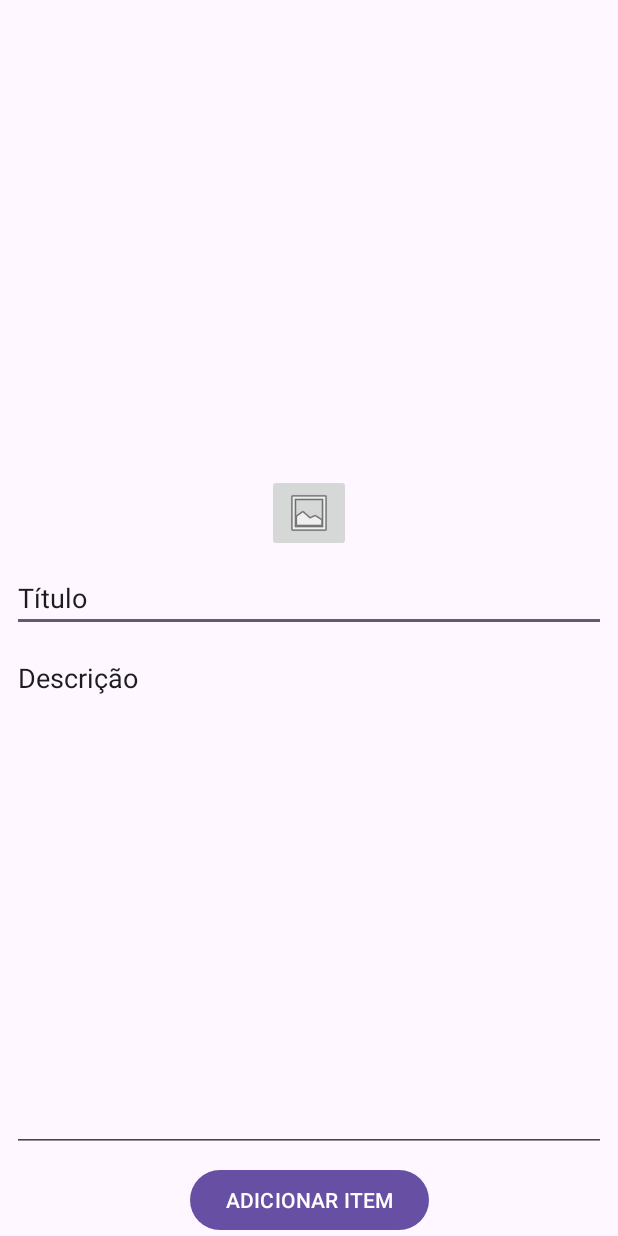
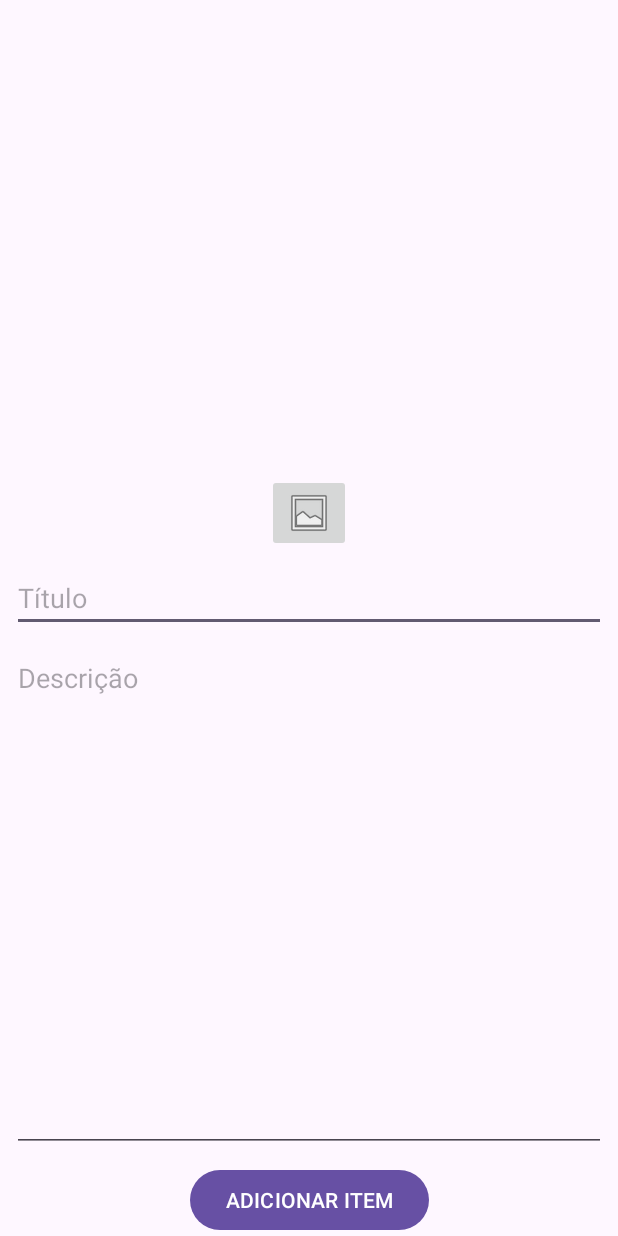
Before and after one commit to Samara0909/Lista, an Android app: the screen it shows after launch (NewItemActivity), after a tap on an icon or button, on a phone screen of 412 x 824 dp. Run offline under Robolectric (Android 15) with nearby library versions, the phone set to English and light mode, and no system bars.

```diff
--- a/app/src/main/java/tavares/samara/lista/lista/activity/MainActivity.java
+++ b/app/src/main/java/tavares/samara/lista/lista/activity/MainActivity.java
@@ -23,58 +23,78 @@ import tavares.samara.lista.R;
 import tavares.samara.lista.lista.adapter.MyAdapter;
 import tavares.samara.lista.lista.model.MyItem;
 
+import android.app.Activity;
+import android.content.Intent;
+import android.os.Bundle;
+import android.view.View;
+
+import androidx.activity.EdgeToEdge;
+import androidx.appcompat.app.AppCompatActivity;
+import androidx.core.graphics.Insets;
+import androidx.core.view.ViewCompat;
+import androidx.core.view.WindowInsetsCompat;
+import androidx.recyclerview.widget.DividerItemDecoration;
+import androidx.recyclerview.widget.LinearLayoutManager;
+import androidx.recyclerview.widget.RecyclerView;
+
+import com.google.android.material.floatingactionbutton.FloatingActionButton;
+
+import java.util.ArrayList;
+import java.util.List;
+
+import tavares.samara.lista.R;
+import tavares.samara.lista.lista.adapter.MyAdapter;
+import tavares.samara.lista.lista.model.MyItem;
+
 public class MainActivity extends AppCompatActivity {
-    static int NEW_ITEM_REQUEST =1;
-    List<MyItem> itens = new ArrayList<>();
+    static int NEW_ITEM_REQUEST =1; //identifica a requisição de novo item
+    List<MyItem> itens = new ArrayList<>(); // lista de itens- MyItem
 
-    MyAdapter myAdapter;
+    MyAdapter myAdapter; // adapter para o RecyclerView
 
     @Override
     protected void onCreate(Bundle savedInstanceState) {
         super.onCreate(savedInstanceState);
-        EdgeToEdge.enable(this);
-        setContentView(R.layout.activity_main);
+        EdgeToEdge.enable(this); // habilita a extensão de bordas
+        setContentView(R.layout.activity_main); // define o layout da atividade
         ViewCompat.setOnApplyWindowInsetsListener(findViewById(R.id.main), (v, insets) -> {
             Insets systemBars = insets.getInsets(WindowInsetsCompat.Type.systemBars());
             v.setPadding(systemBars.left, systemBars.top, systemBars.right, systemBars.bottom);
             return insets;
         });
 
-        FloatingActionButton fabAddItem = findViewById(R.id.fabAddNewItem); //o botão FAB e registramos um ouvidor de cliques logo em seguida
+        FloatingActionButton fabAddItem = findViewById(R.id.fabAddNewItem); // obtem referência ao FAB
         fabAddItem.setOnClickListener(new View.OnClickListener() {
             @Override
             public void onClick(View v) {
-                Intent i = new Intent(MainActivity.this, NewItemActivity.class); //i -> o Intent a ser executado
-                startActivityForResult(i, NEW_ITEM_REQUEST);//o método startActivityForResult pode ser chamado várias vezes, navegando para diferentes telas.
+                Intent i = new Intent(MainActivity.this, NewItemActivity.class); // cria intent para NewItemActivity
+                startActivityForResult(i, NEW_ITEM_REQUEST); // inicia a atividade esperando um resultado
             }
-
         });
 
-        RecyclerView rvItens = findViewById(R.id.rvItens);
-        myAdapter = new MyAdapter(this,itens);
-        rvItens.setAdapter(myAdapter);
-        rvItens.setHasFixedSize(true);
-        RecyclerView.LayoutManager layoutManager = new LinearLayoutManager(this);
-        rvItens.setLayoutManager(layoutManager);
-        DividerItemDecoration dividerItemDecoration = new DividerItemDecoration(rvItens.getContext(), DividerItemDecoration.VERTICAL);
-        rvItens.addItemDecoration(dividerItemDecoration);
-
+        RecyclerView rvItens = findViewById(R.id.rvItens); // obtém referencia ao RecyclerView
+        myAdapter = new MyAdapter(this,itens); // inicializa o adapter
+        rvItens.setAdapter(myAdapter); // define o adapter no RecyclerView
+        rvItens.setHasFixedSize(true); // otimiza o RecyclerView sabendo que o tamanho não mudará
+        RecyclerView.LayoutManager layoutManager = new LinearLayoutManager(this); // cria um LayoutManager linear
+        rvItens.setLayoutManager(layoutManager); // define o LayoutManager no RecyclerView
+        DividerItemDecoration dividerItemDecoration = new DividerItemDecoration(rvItens.getContext(), DividerItemDecoration.VERTICAL); // cria uma decoração de divisores
+        rvItens.addItemDecoration(dividerItemDecoration); // adiciona a decoração ao RecyclerView
     }
 
     @Override
     protected void onActivityResult(int requestCode, int resultCode, Intent data) {
         super.onActivityResult(requestCode, resultCode, data);
-          if (requestCode == NEW_ITEM_REQUEST) {
-             if (resultCode == Activity.RESULT_OK) {
-               MyItem myItem = new MyItem();
-               myItem.title = data.getStringExtra("title");
-                 myItem.description = data.getStringExtra("description");
-                 myItem.photo = data.getData();
+        if (requestCode == NEW_ITEM_REQUEST) { //confere se a requisiçao é de novo item
+            if (resultCode == Activity.RESULT_OK) { // analisa se o resultado é OK
+                MyItem myItem = new MyItem(); // cria um novo item
+                //define o titilo, descriçao e foto do item e adiciona ele a lista
+                myItem.title = data.getStringExtra("title");
+                myItem.description = data.getStringExtra("description");
+                myItem.photo = data.getData();
                 itens.add(myItem);
-                myAdapter.notifyItemInserted(itens.size()-1);
-
-             }
-          }
-
+                myAdapter.notifyItemInserted(itens.size()-1); // notifica o adapter que um novo item foi inserido
+            }
+        }
     }
 }
--- a/app/src/main/java/tavares/samara/lista/lista/activity/NewItemActivity.java
+++ b/app/src/main/java/tavares/samara/lista/lista/activity/NewItemActivity.java
@@ -21,33 +21,35 @@ import androidx.core.view.WindowInsetsCompat;
 import tavares.samara.lista.R;
 
 public class NewItemActivity extends AppCompatActivity {
-    static int PHOTO_PICKER_REQUEST = 1;
-    Uri photoSelected = null;
+    static int PHOTO_PICKER_REQUEST = 1; // constante para identificar a requisição de seleção de foto
+    Uri photoSelected = null; // URI da foto selecionada pelo usuário
 
-    //Uri é um endereço para um dado que não está localizado dentro do espaço reservado a app
-    //Dessa forma, photoSelected guardará o endereço da foto selecionada pelo usuário,e não a foto em si.
+    // Uri é um endereço para um dado que não está localizado dentro do espaço reservado a app
+    // dessa forma, photoSelected guardará o endereço da foto selecionada pelo usuário, e não a foto em si.
     @Override
     protected void onCreate(Bundle savedInstanceState) {
         super.onCreate(savedInstanceState);
-        EdgeToEdge.enable(this);
-        setContentView(R.layout.activity_new_item);
+        EdgeToEdge.enable(this); // extensão de bordas
+        setContentView(R.layout.activity_new_item); // define o layout da atividade
         ViewCompat.setOnApplyWindowInsetsListener(findViewById(R.id.main), (v, insets) -> {
+            // ajusta o padding para incluir as barras do sistema
             Insets systemBars = insets.getInsets(WindowInsetsCompat.Type.systemBars());
             v.setPadding(systemBars.left, systemBars.top, systemBars.right, systemBars.bottom);
             return insets;
         });
 
-        ImageButton imgCI = findViewById(R.id.imbCl);
+        ImageButton imgCI = findViewById(R.id.imbCl); // botão para escolher a imagem
         imgCI.setOnClickListener(new View.OnClickListener() {
             @Override
-            public void onClick(View v) { //Dentro do método onClick, executamos a abertura da galeria para escolha da foto
-                Intent photoPickerIntent = new Intent(Intent.ACTION_OPEN_DOCUMENT);
-                photoPickerIntent.setType("image/*");
-                startActivityForResult(photoPickerIntent, PHOTO_PICKER_REQUEST); //executamos o Intent através do uso do método startActivityForResult
+            public void onClick(View v) {
+                // dentro do metodo onClick, executamos a abertura da galeria para escolha da foto
+                Intent photoPickerIntent = new Intent(Intent.ACTION_OPEN_DOCUMENT); // intent para abrir o documento
+                photoPickerIntent.setType("image/*"); // define o tipo como imagem
+                startActivityForResult(photoPickerIntent, PHOTO_PICKER_REQUEST); // executa o Intent através do uso do método startActivityForResult
             }
         });
 
-        Button btnAddItem = findViewById(R.id.bntAddItem);
+        Button btnAddItem = findViewById(R.id.bntAddItem); // adiciona o item
         btnAddItem.setOnClickListener(new View.OnClickListener() {
             @Override
             public void onClick(View v) {
@@ -67,24 +69,24 @@ public class NewItemActivity extends AppCompatActivity {
                     Toast.makeText(NewItemActivity.this, "É necessário inserir uma descrição", Toast.LENGTH_LONG).show();
                     return;
                 }
-                Intent i = new Intent();
-                i.setData(photoSelected);
-                i.putExtra("title", title);
-                i.putExtra("description", description);
-                setResult(Activity.RESULT_OK, i);
-                finish();
+                Intent i = new Intent(); // retorma o resultado
+                i.setData(photoSelected); // define a URI da foto selecionada
+                i.putExtra("title", title); // adiciona o título ao Intent
+                i.putExtra("description", description); // adiciona a descrição ao Intent
+                setResult(Activity.RESULT_OK, i); // fefine o resultado como OK
+                finish(); // finaliza a atividade
             }
         });
     }
 
     @Override
-    protected void onActivityResult ( int requestCode, int resultCode, @Nullable Intent data){
-        super.onActivityResult(requestCode, resultCode, data); //onActivityResult entrega 3 parâmetros:data, resultCode e requestCode.
-        if (requestCode == PHOTO_PICKER_REQUEST) {
-            if (resultCode == Activity.RESULT_OK) {
-                photoSelected = data.getData();
-                ImageView imvfotoPreview = findViewById(R.id.imvPhotoPreview); //obtemos o Uri da imagem escolhida e guardamos dentro do atributo de classe photoSelected
-                imvfotoPreview.setImageURI(photoSelected);
+    protected void onActivityResult(int requestCode, int resultCode, @Nullable Intent data) {
+        super.onActivityResult(requestCode, resultCode, data); // onActivityResult entrega 3 parâmetros: data, resultCode e requestCode.
+        if (requestCode == PHOTO_PICKER_REQUEST) { // confere se a requisiçao é a de seleção de foto
+            if (resultCode == Activity.RESULT_OK) { // analisa se o resultado é OK
+                photoSelected = data.getData(); // obtem o URI da imagem escolhida e guarda dentro do atributo de classe photoSelected
+                ImageView imvfotoPreview = findViewById(R.id.imvPhotoPreview); // Obtém a referencia ao ImageView de pre-visualização da foto
+                imvfotoPreview.setImageURI(photoSelected); // define a imagem selecionada no ImageView
             }
         }
     }
--- a/app/src/main/java/tavares/samara/lista/lista/adapter/MyAdapter.java
+++ b/app/src/main/java/tavares/samara/lista/lista/adapter/MyAdapter.java
@@ -17,36 +17,52 @@ import tavares.samara.lista.lista.model.MyItem;
 
 public class MyAdapter extends RecyclerView.Adapter {
     MainActivity mainActivity;
-    List<MyItem> itens;
+    List<MyItem> itens; //itens a serem exibidos
+
+    // construtor que inicializa o adapter com a MainActivity e a lista de itens
     public MyAdapter(MainActivity mainActivity, List<MyItem> itens) {
         this.mainActivity = mainActivity;
-        this.itens = itens;    }
+        this.itens = itens;
+    }
+
+    // método para criar novas visualizações (pelo LayoutManager)
     @NonNull
     @Override
     public RecyclerView.ViewHolder onCreateViewHolder(@NonNull ViewGroup parent, int viewType) {
-        LayoutInflater inflater = LayoutInflater.from(mainActivity);
-        View v = inflater.inflate(R.layout.item_list,parent,false);
+        LayoutInflater inflater = LayoutInflater.from(mainActivity); // obtem um LayoutInflater da MainActivity
+        View v = inflater.inflate(R.layout.item_list, parent, false);
         return new MyViewHolder(v);
     }
+
+    // metodo para substituir o conteudo de uma visualizaçao (chamado pelo LayoutManager)
     @Override
     public void onBindViewHolder(@NonNull RecyclerView.ViewHolder holder, int position) {
-        MyItem myItem = itens.get(position);
-        View v = holder.itemView;
+        MyItem myItem = itens.get(position); // Obtém o item da lista
+        View v = holder.itemView; // Obtém a view do item
 
+        // Configura a imagem do item, o título do item e a descriçao do item
         ImageView imvfoto = v.findViewById(R.id.imvPhoto);
         imvfoto.setImageURI(myItem.photo);
+
 
         TextView tvTitle = v.findViewById(R.id.tvTitle);
         tvTitle.setText(myItem.title);
 
+
         TextView tvdesc = v.findViewById(R.id.tvDesc);
         tvdesc.setText(myItem.description);
     }
+
+    // metodo que retorna o tamanho da lista de itens (chamado pelo LayoutManager)
     @Override
-    public int getItemCount() {return itens.size();}
+    public int getItemCount() {
+        return itens.size();
+    }
+
+    // Classe ViewHolder que armazena as views do item
     public class MyViewHolder extends RecyclerView.ViewHolder {
-          public MyViewHolder(@NonNull View itemView) {
-              super(itemView);   }
-      }
-
+        public MyViewHolder(@NonNull View itemView) {
+            super(itemView); // Chama o construtor da superclasse com a view do item
+        }
     }
+}
--- a/app/src/main/java/tavares/samara/lista/lista/model/MyItem.java
+++ b/app/src/main/java/tavares/samara/lista/lista/model/MyItem.java
@@ -2,7 +2,7 @@ package tavares.samara.lista.lista.model;
 
 import android.net.Uri;
 
-public class MyItem {
+public class MyItem { //URI da foto do item, titulo do item e descriçao do item
     public Uri photo;
     public String title;
     public String description;
--- a/app/src/main/res/layout/activity_new_item.xml
+++ b/app/src/main/res/layout/activity_new_item.xml
@@ -39,8 +39,8 @@
         android:layout_marginTop="8dp"
         android:layout_marginEnd="8dp"
         android:ems="10"
+        android:hint="Título"
         android:inputType="text"
-        android:text="Título"
         app:layout_constraintEnd_toEndOf="parent"
         app:layout_constraintStart_toStartOf="parent"
         app:layout_constraintTop_toBottomOf="@+id/imbCl" />
@@ -55,8 +55,8 @@
         android:layout_marginBottom="8dp"
         android:ems="10"
         android:gravity="top"
+        android:hint="Descrição"
         android:inputType="text"
-        android:text="Descrição"
         app:layout_constraintBottom_toTopOf="@+id/bntAddItem"
         app:layout_constraintEnd_toEndOf="parent"
         app:layout_constraintStart_toStartOf="parent"
```
